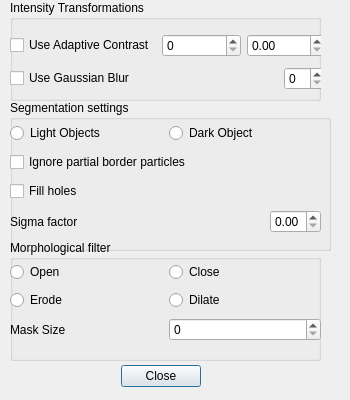
The window that src/VisionSoilAnalyzer/VSAGUI/visionsettings.ui (jellespijker/VisionSoilAnalyzer) describes before a commit, drawn with Qt 5.
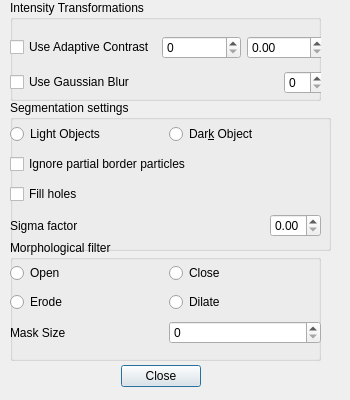
The same window after the commit. Icons and pictures are not drawn.

Patch:
```diff
--- a/src/VisionSoilAnalyzer/VSAGUI/visionsettings.ui
+++ b/src/VisionSoilAnalyzer/VSAGUI/visionsettings.ui
@@ -50,7 +50,7 @@
       <x>0</x>
       <y>30</y>
       <width>315</width>
-      <height>66</height>
+      <height>72</height>
      </rect>
     </property>
     <layout class="QVBoxLayout" name="verticalLayout">
@@ -119,7 +119,7 @@
       <x>0</x>
       <y>20</y>
       <width>311</width>
-      <height>117</height>
+      <height>123</height>
      </rect>
     </property>
     <layout class="QVBoxLayout" name="verticalLayout_2">
@@ -128,14 +128,14 @@
        <item>
         <widget class="QRadioButton" name="rb_useLight">
          <property name="text">
-          <string>Light Objects</string>
+          <string>Light Ob&amp;jects</string>
          </property>
         </widget>
        </item>
        <item>
         <widget class="QRadioButton" name="rb_useDark">
          <property name="text">
-          <string>Dark Object</string>
+          <string>Dar&amp;k Object</string>
          </property>
         </widget>
        </item>
@@ -207,7 +207,7 @@
       <x>0</x>
       <y>20</y>
       <width>311</width>
-      <height>85</height>
+      <height>90</height>
      </rect>
     </property>
     <layout class="QGridLayout" name="gridLayout">
```
Left out of the diff: 8 changed lines with no effect on the pictures.
